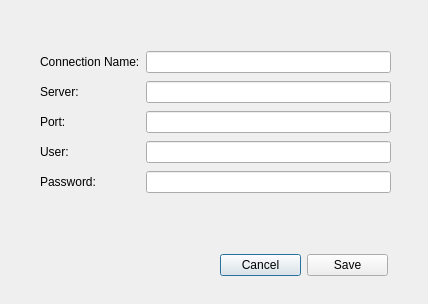
Old version of the form helicalserverdetailsdialog.ui in the repository clockworkengineer/Helical.
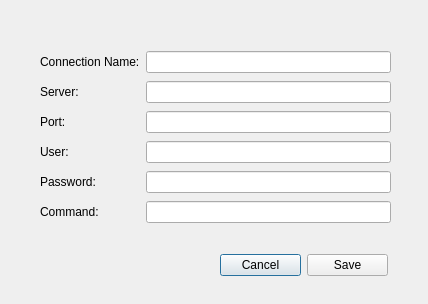
New version of the form.

Commit message: Addition of exceute command button.

Patch:
```diff
--- a/helicalserverdetailsdialog.ui
+++ b/helicalserverdetailsdialog.ui
@@ -19,7 +19,7 @@
      <x>40</x>
      <y>49</y>
      <width>351</width>
-     <height>151</height>
+     <height>182</height>
     </rect>
    </property>
    <layout class="QGridLayout" name="gridLayout">
@@ -73,6 +73,16 @@
     <item row="0" column="1">
      <widget class="QLineEdit" name="connectionNameLineEdit"/>
     </item>
+    <item row="5" column="0">
+     <widget class="QLabel" name="commandLabel">
+      <property name="text">
+       <string>Command:</string>
+      </property>
+     </widget>
+    </item>
+    <item row="5" column="1">
+     <widget class="QLineEdit" name="commandLineEdit"/>
+    </item>
    </layout>
   </widget>
   <widget class="QWidget" name="layoutWidget">
```
Left out of the diff: 44 changed lines with no effect on the pictures. The commit also changes 6 other files.
